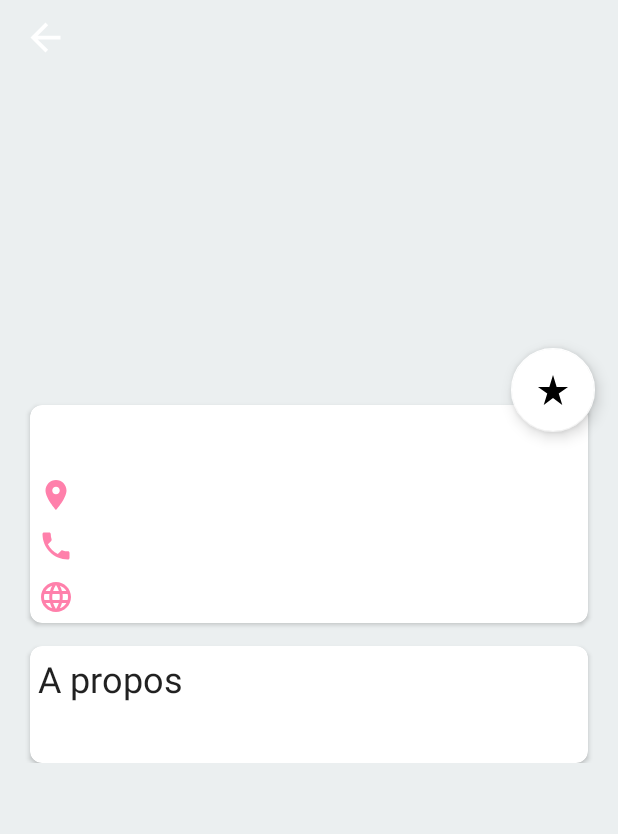
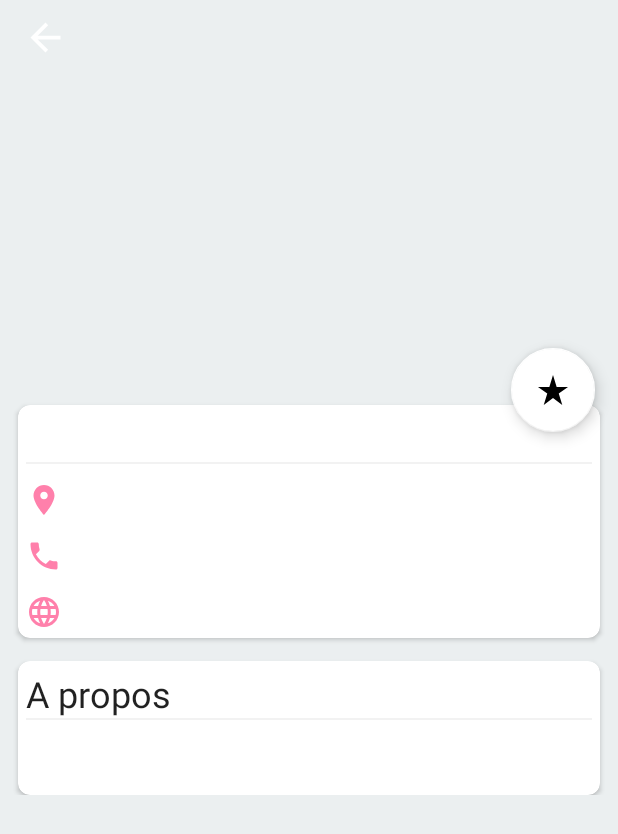
Before and after one commit to MattChad1/P3_Entrevoisins_b, an Android app: the ShowNeighbourActivity screen opened directly, with no data from a screen before it, on a phone screen of 412 x 824 dp. Shown: the top 834 px of the screen. Run offline under Robolectric (Android 15) with nearby library versions, the phone set to English and light mode, and no system bars; our stand-ins replace ButterKnife, EventBus; pictures from the network do not load; 7 statements that could not run were skipped.

Commit message:
Modifs layout ShowNeighbour + package utils pour traitement favorites

```diff
--- a/app/build.gradle
+++ b/app/build.gradle
@@ -27,7 +27,7 @@ dependencies {
     implementation fileTree(dir: 'libs', include: ['*.jar'])
     implementation 'com.android.support:appcompat-v7:28.0.0'
     implementation 'com.android.support:design:28.0.0'
-    implementation 'com.android.support.constraint:constraint-layout:1.1.3'
+    implementation 'com.android.support.constraint:constraint-layout:2.0.4'
     implementation 'com.android.support:support-v4:28.0.0'
     implementation 'com.android.support:recyclerview-v7:28.0.0'
 
--- a/app/src/main/java/com/openclassrooms/entrevoisins/ui/neighbour_list/NeighbourFragment.java
+++ b/app/src/main/java/com/openclassrooms/entrevoisins/ui/neighbour_list/NeighbourFragment.java
@@ -40,8 +40,7 @@ public class NeighbourFragment extends Fragment {
      * @return @{@link NeighbourFragment}
      */
     public static NeighbourFragment newInstance(int position) {
-        NeighbourFragment fragment = new NeighbourFragment();
-        return fragment;
+        return new NeighbourFragment();
     }
 
     @Override
--- a/app/src/main/res/layout/activity_show_neighbour.xml
+++ b/app/src/main/res/layout/activity_show_neighbour.xml
@@ -81,7 +81,16 @@
                     android:textAppearance="?attr/textAppearanceHeadline5"
                     app:layout_constraintLeft_toLeftOf="parent"
                     app:layout_constraintTop_toTopOf="parent"
-                    tools:text="Nom de la personne" />
+                    tools:text="Nom de la personne"
+                    />
+
+                <View
+                    android:layout_width="match_parent"
+                    android:layout_height="1dp"
+                    app:layout_constraintTop_toBottomOf="@id/card1_tv_titre"
+                    android:layout_marginBottom="5dp"
+                    android:background="@color/lightGrey"/>
+
 
                 <ImageView
                     android:id="@+id/card1_ic1"
@@ -174,11 +183,18 @@
                     android:text="@string/a_propos"
                     android:textAppearance="?attr/textAppearanceHeadline5" />
 
+                <View
+                    android:layout_width="match_parent"
+                    android:layout_height="1dp"
+                    app:layout_constraintTop_toBottomOf="@id/card1_tv_titre"
+                    android:background="@color/lightGrey"/>
+
                 <TextView
                     android:id="@+id/card2_tv_apropos"
                     android:layout_width="match_parent"
                     android:layout_height="wrap_content"
                     android:layout_marginTop="15dp"
+                    android:paddingBottom="10dp"
                     tools:text="Bonjour !Je souhaiterais faire de la marche nordique. Pas initiée, je recherche une ou plusieurs personnes susceptibles de m'accompagner !J'aime les jeux de cartes tels la belote et le tarot.." />
 
             </LinearLayout>
--- a/app/src/main/res/values/colors.xml
+++ b/app/src/main/res/values/colors.xml
@@ -3,5 +3,6 @@
     <color name="colorPrimary">#03A9F4</color>
     <color name="colorPrimaryDark">#0287c3</color>
     <color name="colorAccent">#FF80AB</color>
-    <color name="yellow">#DEE106</color>
+    <color name="lightGrey">#f2f2f2</color>
+    <color name="yellow">#fbcd24</color>
 </resources>
--- a/app/src/main/res/values/styles.xml
+++ b/app/src/main/res/values/styles.xml
@@ -19,18 +19,19 @@
 
 
     <style name="cardView">
-        <item name="android:layout_marginLeft">20dp</item>
-        <item name="android:layout_marginRight">20dp</item>
+        <item name="android:layout_marginLeft">12dp</item>
+        <item name="android:layout_marginRight">12dp</item>
         <item name="cardCornerRadius">8dp</item>
     </style>
 
     <style name="cardTv">
         <item name="android:textSize">14sp</item>
         <item name="android:layout_marginLeft">20dp</item>
+        <item name="android:layout_marginTop">3dp</item>
     </style>
 
     <style name="cardIc">
-        <item name="android:layout_marginTop">10dp</item>
+        <item name="android:layout_marginTop">13dp</item>
         <item name="android:layout_marginBottom">10dp</item>
         <item name="android:tint">@color/colorAccent</item>
     </style>
```
Also changed, not shown: app/src/main/java/com/openclassrooms/entrevoisins/model/Neighbour.java (+1 -11 lines), app/src/main/java/com/openclassrooms/entrevoisins/ui/neighbour_list/FavoritesFragment.java (+5 -5 lines), app/src/main/java/com/openclassrooms/entrevoisins/utils/FavoritesUtils.java (added, +25 -0 lines), 1 other file.
